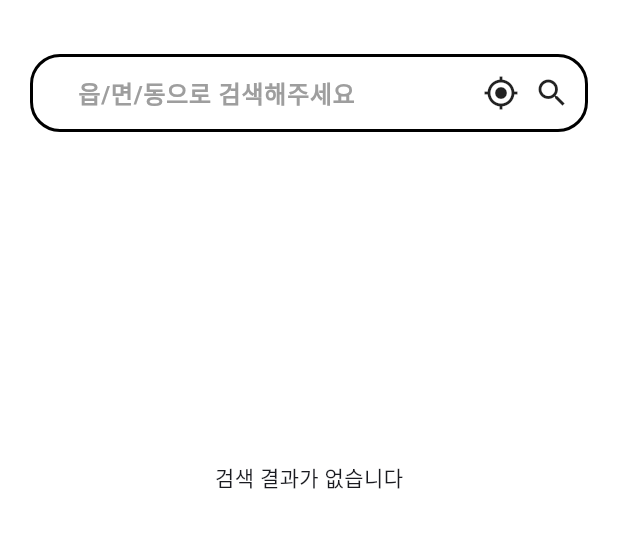
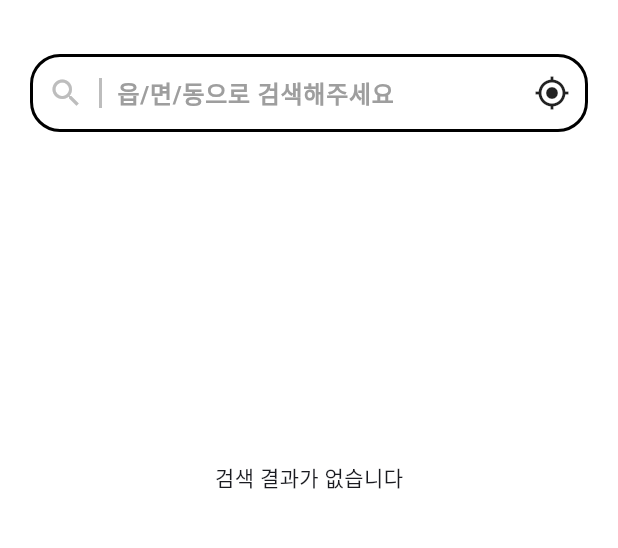
Before and after one commit to marion419/location-search, a Flutter app: the screen it shows after launch, on a phone screen of 412 x 824 dp, the part 60-608 px from its top. Run offline on Flutter 3.47's test engine with Material 3 defaults, Android fonts, the phone set to English and light mode, and no system bars; our stand-ins replace dio, flutter_riverpod, riverpod; missing offline and left inert: flutter_inappwebview.

Commit message:
[modify] 검색 아이콘 앞으로 이동

```diff
--- a/lib/ui/pages/home/widgets/home_search_bar.dart
+++ b/lib/ui/pages/home/widgets/home_search_bar.dart
@@ -19,7 +19,18 @@ class HomeSearchBar extends StatelessWidget {
         ),
         child: Row(
           children: [
-            SizedBox(width: 30),
+            SizedBox(width: 10),
+            Icon(
+              Icons.search,
+              color: Colors.grey[400],
+            ),
+            SizedBox(width: 10),
+            Container(
+              width: 2,
+              height: 20,
+              color: Colors.grey[400],
+            ),
+            SizedBox(width: 10),
             Flexible(
               child: Consumer(
                 builder: (context, ref, child) {
@@ -43,11 +54,6 @@ class HomeSearchBar extends StatelessWidget {
               child: Icon(Icons.gps_fixed),
             ),
             SizedBox(width: 10),
-            GestureDetector(
-              onTap: () {},
-              child: Icon(Icons.search),
-            ),
-            SizedBox(width: 10),
           ],
         ),
       ),
--- a/pubspec.yaml
+++ b/pubspec.yaml
@@ -35,7 +35,6 @@ dependencies:
   # Use with the CupertinoIcons class for iOS style icons.
   cupertino_icons: ^1.0.8
   dio: ^5.7.0
-  riverpod: ^2.6.1
   flutter_riverpod: ^2.6.1
   flutter_inappwebview: ^6.1.5
 
```
Also changed, not shown: pubspec.lock.
